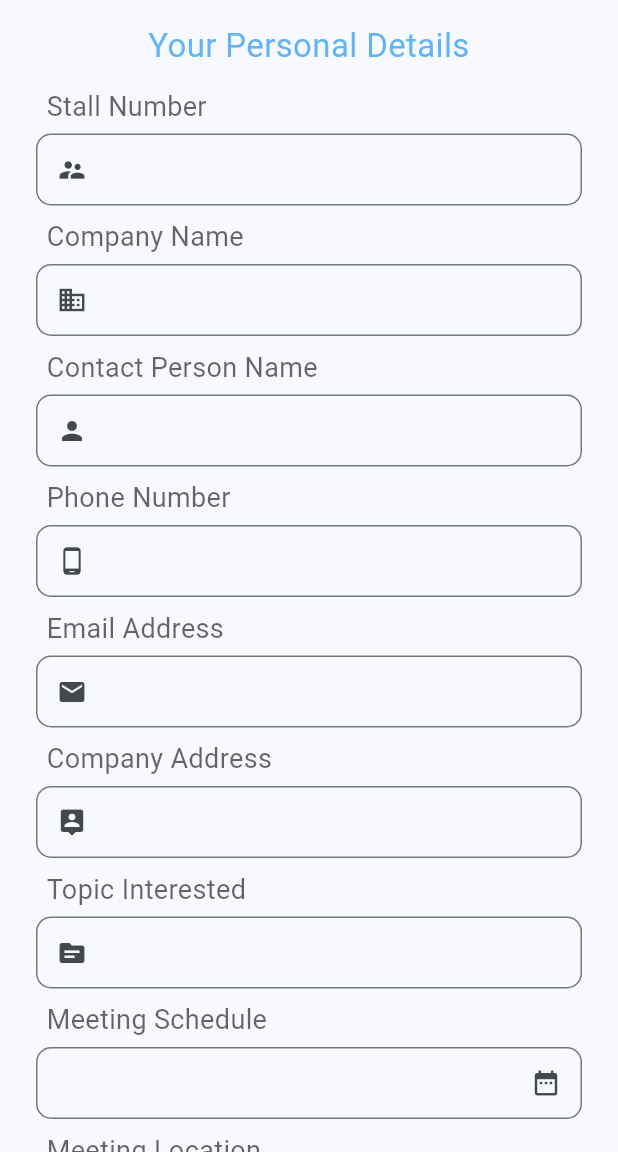
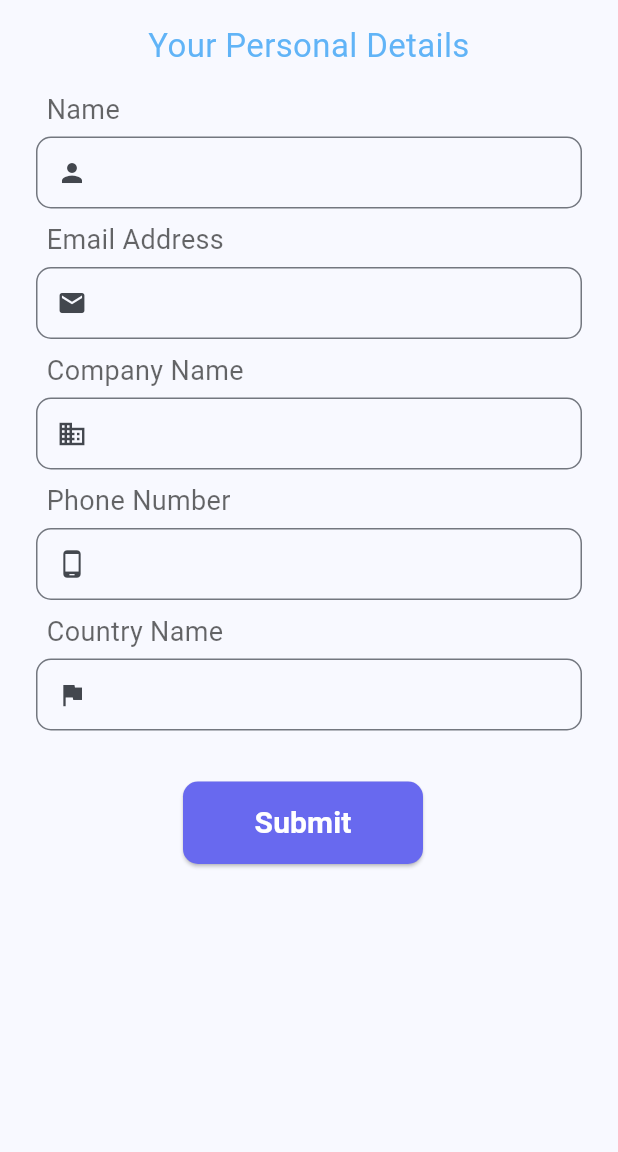
Before and after one commit to soumyajittechwens/new_entry_form, a Flutter app: the screen it shows after launch, on a phone screen of 412 x 824 dp, the part 84-1236 px from its top. Run offline on Flutter 3.47's test engine with Material 3 defaults, Android fonts, the phone set to English and light mode, and no system bars; our stand-ins replace country_picker, hive_flutter, pdf; missing offline and left inert: excel; accounts and stored records are empty.

Commit message:
Entry Form Development Done

```diff
--- /dev/null
+++ b/lib/entry_form_techwens.dart
@@ -0,0 +1,371 @@
+import 'package:country_picker/country_picker.dart';
+import 'package:entry_form/view_entry.dart';
+import 'package:flutter/material.dart';
+
+class EntryFormTechwens extends StatefulWidget {
+  const EntryFormTechwens({super.key});
+
+  @override
+  State<EntryFormTechwens> createState() => _EntryFormTechwensState();
+}
+
+class _EntryFormTechwensState extends State<EntryFormTechwens> {
+  TextEditingController contactPersonNameController = TextEditingController();
+  TextEditingController companyNameController = TextEditingController();
+  TextEditingController phoneController = TextEditingController();
+  TextEditingController emailController = TextEditingController();
+  TextEditingController countryController = TextEditingController();
+
+  @override
+  Widget build(BuildContext context) {
+    return Scaffold(
+      appBar: AppBar(
+        backgroundColor: Theme
+            .of(context)
+            .colorScheme
+            .inversePrimary,
+        actions: <Widget>[
+          IconButton(
+            icon: Icon(Icons.list_alt),
+            onPressed: () {
+              // Handle the press
+              Navigator.push(context,
+                  MaterialPageRoute(builder: (context) => FormListPage()));
+            },
+          ),
+
+        ],
+        title: const Text("Entry Form"),
+      ),
+      body: SingleChildScrollView(
+        child: Column(
+          children: [
+            Padding(
+              padding: const EdgeInsets.only(
+                  left: 15.0, right: 15.0, top: 15.0, bottom: 10.0),
+              child: Center(
+                child: Text(
+                  "Your Personal Details",
+                  style: TextStyle(
+                      color: Colors.blue.withOpacity(0.7), fontSize: 22),
+                  textAlign: TextAlign.center,
+                ),
+              ),
+            ),
+            Padding(
+              padding:
+              const EdgeInsets.symmetric(horizontal: 16.0, vertical: 4.0),
+              child: Column(
+                crossAxisAlignment: CrossAxisAlignment.start,
+                children: [
+                  Padding(
+                    padding: const EdgeInsets.symmetric(horizontal: 15.0),
+                    child: Text(
+                      'Name',
+                      style: TextStyle(
+                        fontWeight: FontWeight.normal,
+                        color: const Color(0xFF000000).withOpacity(0.6),
+                        fontSize: 18,
+                      ),
+                    ),
+                  ),
+                  const SizedBox(height: 5),
+                  Padding(
+                    padding: const EdgeInsets.symmetric(horizontal: 8.0),
+                    child: Row(
+                      children: [
+                        Expanded(
+                          child: TextFormField(
+                            cursorColor: Colors.black,
+                            controller: contactPersonNameController,
+                            keyboardType: TextInputType.text,
+                            textInputAction: TextInputAction.next,
+                            style: TextStyle(
+                                color:
+                                const Color(0xFF000000).withOpacity(0.8)),
+                            decoration: InputDecoration(
+                              hintText: '',
+                              prefixIcon: Icon(Icons.person, size: 20),
+                              // Reduce icon size
+                              hintStyle: TextStyle(color: Colors.grey),
+                              border: OutlineInputBorder(
+                                  borderRadius: BorderRadius.circular(10.0)),
+                              contentPadding: EdgeInsets.symmetric(
+                                  vertical: 10.0,
+                                  horizontal: 10.0), // Reduce vertical padding
+                            ),
+                          ),
+                        ),
+
+                        // SVG image or other elements can go here
+                      ],
+                    ),
+                  )
+                ],
+              ),
+            ),
+            Padding(
+              padding:
+              const EdgeInsets.symmetric(horizontal: 16.0, vertical: 4.0),
+              child: Column(
+                crossAxisAlignment: CrossAxisAlignment.start,
+                children: [
+                  Padding(
+                    padding: const EdgeInsets.symmetric(horizontal: 15.0),
+                    child: Text(
+                      'Email Address',
+                      style: TextStyle(
+                        fontWeight: FontWeight.normal,
+                        color: const Color(0xFF000000).withOpacity(0.6),
+                        fontSize: 18,
+                      ),
+                    ),
+                  ),
+                  const SizedBox(height: 5),
+                  Padding(
+                    padding: const EdgeInsets.symmetric(horizontal: 8.0),
+                    child: Row(
+                      children: [
+                        Expanded(
+                          child: TextFormField(
+                            cursorColor: Colors.black,
+                            controller: emailController,
+                            keyboardType: TextInputType.emailAddress,
+                            textInputAction: TextInputAction.next,
+                            style: TextStyle(
+                                color:
+                                const Color(0xFF000000).withOpacity(0.8)),
+                            decoration: InputDecoration(
+                              hintText: '',
+                              prefixIcon: Icon(Icons.email, size: 20),
+                              // Reduce icon size
+                              hintStyle: TextStyle(color: Colors.grey),
+                              border: OutlineInputBorder(
+                                  borderRadius: BorderRadius.circular(10.0)),
+                              contentPadding: EdgeInsets.symmetric(
+                                  vertical: 10.0,
+                                  horizontal: 10.0), // Reduce vertical padding
+                            ),
+                          ),
+                        ),
+
+                        // SVG image or other elements can go here
+                      ],
+                    ),
+                  )
+                ],
+              ),
+            ),
+            Padding(
+              padding:
+              const EdgeInsets.symmetric(horizontal: 16.0, vertical: 4.0),
+              child: Column(
+                crossAxisAlignment: CrossAxisAlignment.start,
+                children: [
+                  Padding(
+                    padding: const EdgeInsets.symmetric(horizontal: 15.0),
+                    child: Text(
+                      'Company Name',
+                      style: TextStyle(
+                        fontWeight: FontWeight.normal,
+                        color: const Color(0xFF000000).withOpacity(0.6),
+                        fontSize: 18,
+                      ),
+                    ),
+                  ),
+                  const SizedBox(height: 5),
+                  Padding(
+                    padding: const EdgeInsets.symmetric(horizontal: 8.0),
+                    child: Row(
+                      children: [
+                        Expanded(
+                          child: TextFormField(
+                            cursorColor: Colors.black,
+                            controller: companyNameController,
+                            keyboardType: TextInputType.text,
+                            textInputAction: TextInputAction.next,
+                            style: TextStyle(
+                                color:
+                                const Color(0xFF000000).withOpacity(0.8)),
+                            decoration: InputDecoration(
+                              hintText: '',
+                              prefixIcon: Icon(Icons.business, size: 20),
+                              // Reduce icon size
+                              hintStyle: TextStyle(color: Colors.grey),
+                              border: OutlineInputBorder(
+                                  borderRadius: BorderRadius.circular(10.0)),
+                              contentPadding: EdgeInsets.symmetric(
+                                  vertical: 10.0,
+                                  horizontal: 10.0), // Reduce vertical padding
+                            ),
+                          ),
+                        ),
+
+                        // SVG image or other elements can go here
+                      ],
+                    ),
+                  )
+                ],
+              ),
+            ),
+            Padding(
+              padding:
+              const EdgeInsets.symmetric(horizontal: 16.0, vertical: 4.0),
+              child: Column(
+                crossAxisAlignment: CrossAxisAlignment.start,
+                children: [
+                  Padding(
+                    padding: const EdgeInsets.symmetric(horizontal: 15.0),
+                    child: Text(
+                      'Phone Number',
+                      style: TextStyle(
+                        fontWeight: FontWeight.normal,
+                        color: const Color(0xFF000000).withOpacity(0.6),
+                        fontSize: 18,
+                      ),
+                    ),
+                  ),
+                  const SizedBox(height: 5),
+                  Padding(
+                    padding: const EdgeInsets.symmetric(horizontal: 8.0),
+                    child: Row(
+                      children: [
+                        Expanded(
+                          child:
+                          TextFormField(
+                            cursorColor: Colors.black,
+                            controller: phoneController,
+                            keyboardType: TextInputType.phone,
+                            textInputAction: TextInputAction.next,
+                            style: TextStyle(
+                                color:
+                                const Color(0xFF000000).withOpacity(0.8)),
+                            decoration: InputDecoration(
+                              hintText: '',
+                              prefixIcon: Icon(Icons.phone_android, size: 20),
+                              // Reduce icon size
+                              hintStyle: TextStyle(color: Colors.grey),
+                              border: OutlineInputBorder(
+                                  borderRadius: BorderRadius.circular(10.0)),
+                              contentPadding: EdgeInsets.symmetric(
+                                  vertical: 10.0,
+                                  horizontal: 10.0), // Reduce vertical padding
+                            ),
+                          ),
+                        ),
+
+                        // SVG image or other elements can go here
+                      ],
+                    ),
+                  )
+                ],
+              ),
+            ),
+            Padding(
+              padding:
+              const EdgeInsets.symmetric(horizontal: 16.0, vertical: 4.0),
+              child: Column(
+                crossAxisAlignment: CrossAxisAlignment.start,
+                children: [
+                  Padding(
+                    padding: const EdgeInsets.symmetric(horizontal: 15.0),
+                    child: Text(
+                      'Country Name',
+                      style: TextStyle(
+                        fontWeight: FontWeight.normal,
+                        color: const Color(0xFF000000).withOpacity(0.6),
+                        fontSize: 18,
+                      ),
+                    ),
+                  ),
+                  const SizedBox(height: 5),
+      InkWell(
+        onTap: () {
+          showCountryPicker(
+            context: context,
+            showPhoneCode: true,
+            onSelect: (Country country) {
+              print('Select country: ${country.displayName}');
+              countryController.text = country.displayName; // Set the selected country in the text field
+            },
+          );
+        },
+        child: Padding(
+          padding: const EdgeInsets.symmetric(horizontal: 8.0),
+          child: Row(
+            children: [
+              Expanded(
+                child: TextFormField(
+                  cursorColor: Colors.black,
+                  controller: countryController,
+                  keyboardType: TextInputType.text,
+                  textInputAction: TextInputAction.next,
+                  style: TextStyle(color: const Color(0xFF000000).withOpacity(0.8)),
+                  decoration: InputDecoration(
+                    hintText: '',
+                    prefixIcon: Icon(Icons.flag, size: 20),
+                    hintStyle: TextStyle(color: Colors.grey),
+                    border: OutlineInputBorder(
+                        borderRadius: BorderRadius.circular(10.0)),
+                    contentPadding: EdgeInsets.symmetric(
+                        vertical: 10.0,
+                        horizontal: 10.0),
+                  ),
+                  readOnly: true, // Makes the text field non-editable
+                  onTap: () {
+                    // Show the country picker dialog when the text field is tapped
+                    showCountryPicker(
+                      context: context,
+                      showPhoneCode: true,
+                      onSelect: (Country country) {
+                        print('Select country: ${country.displayName}');
+                        countryController.text = country.displayName; // Update the controller with the selected country
+                      },
+                    );
+                  },
+                ),
+              ),
+            ],
+          ),
+        ),
+      )
+
+      ],
+              ),
+            ),
+
+            const SizedBox(height: 10),
+            Padding(
+              padding: const EdgeInsets.symmetric(
+                  horizontal: 25.0, vertical: 20.0),
+              child: Padding(
+                padding: const EdgeInsets.only(right: 8.0),
+                child: SizedBox(
+                  height: 55,
+                  width: 160,
+                  child:
+                  ElevatedButton(
+                    onPressed: () =>
+                    {
+                      //saveData()
+                    },
+                    style: ElevatedButton.styleFrom(
+                        shape: RoundedRectangleBorder(
+                          borderRadius: BorderRadius.circular(10),
+                        ),
+                        backgroundColor: const Color(0xFF6869EF),
+                        side: BorderSide.none),
+                    child: const Text("Submit",
+                        style: TextStyle(color: Colors.white,
+                            fontWeight: FontWeight.bold,
+                            fontSize: 20)),
+                  ), // ElevatedButton
+                ),
+              ),
+            )
+          ],
+        ),
+      ),
+    );
+  }
+}
--- a/lib/main.dart
+++ b/lib/main.dart
@@ -2,6 +2,7 @@ import 'package:flutter/material.dart';
 import 'package:hive_flutter/adapters.dart';
 
 import 'entry_form.dart';
+import 'entry_form_techwens.dart';
 
 void main() async{
   WidgetsFlutterBinding.ensureInitialized();
@@ -26,7 +27,7 @@ class MyApp extends StatelessWidget {
         colorScheme: ColorScheme.fromSeed(seedColor: Colors.blue),
         useMaterial3: true,
       ),
-      home: const EntryFormPage(),
+      home: const EntryFormTechwens(),
     );
   }
 }
--- a/pubspec.yaml
+++ b/pubspec.yaml
@@ -42,6 +42,7 @@ dependencies:
   pdf: ^3.6.0
   pdf_image_renderer: ^0.7.0 # For rendering images if needed
   path_provider: ^2.0.11
+  country_picker: ^2.0.26
 
 
 
```
Also changed, not shown: pubspec.lock.
